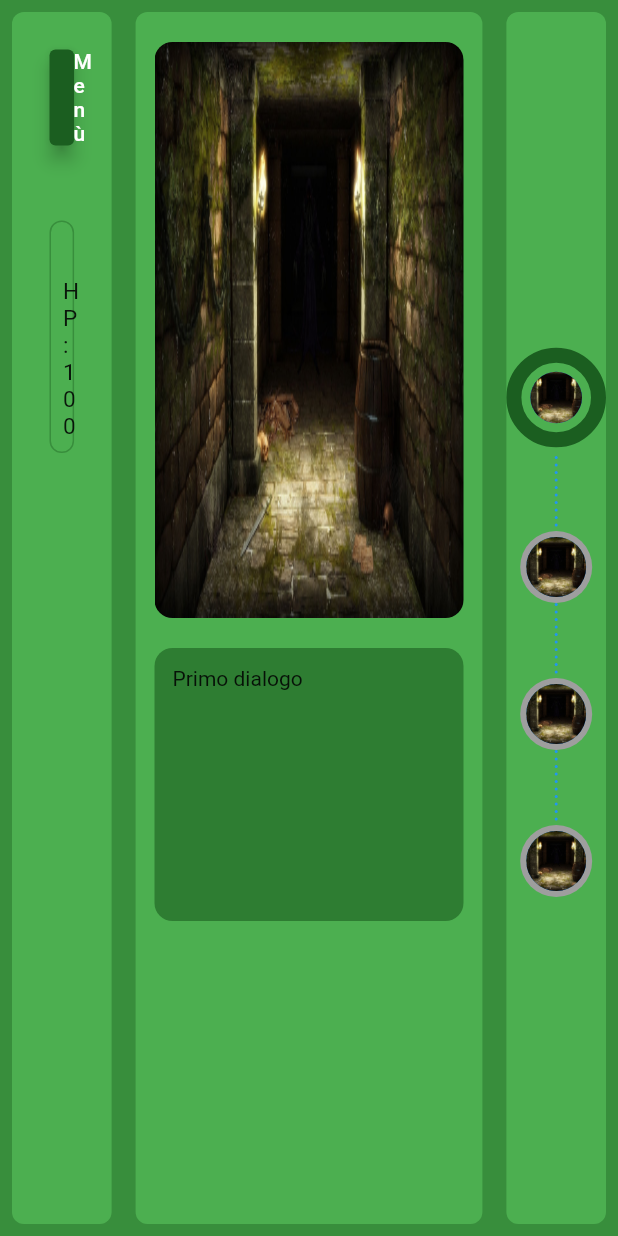
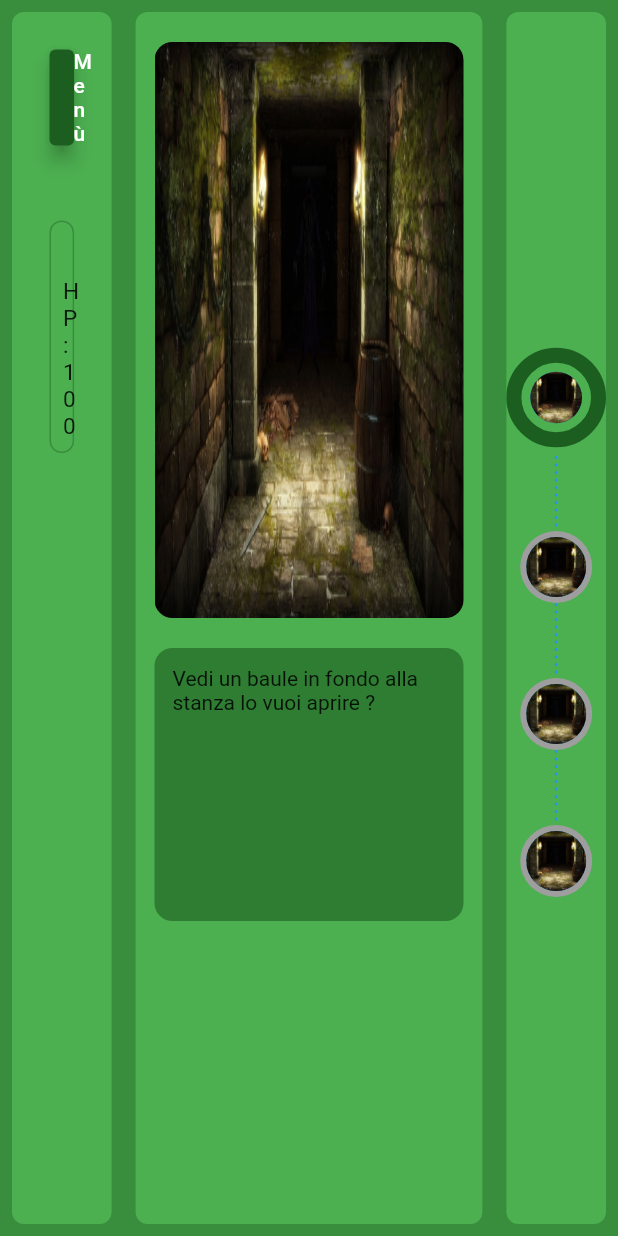
Before and after one commit to GiuseppeDaidone/IngSwUnibg21, a Flutter app: the PaginaGiocatore screen opened directly, on a phone screen of 412 x 824 dp. Run offline on Flutter 3.47's test engine with Material 2 defaults, Android fonts, the light colour scheme and no system bars; our stand-ins replace google_fonts, im_stepper.

Commit message:
multiple questions fix

```diff
--- a/codice/lib/database/domandeDB.dart
+++ b/codice/lib/database/domandeDB.dart
@@ -1,9 +1,15 @@
+import 'dart:math';
+
 import 'package:codice/model/domanda.dart';
 
 // Liste da cui vengono pescate le domande
 // le risposte vanno da 2 a 4
 
 class DomandeDB {
+  Domanda getDomanda() {
+    return listaDomande[Random().nextInt(listaDomande.length)];
+  }
+
   List<Domanda> listaDomande = [
     Domanda(
       Difficolta.FACILE,
--- a/codice/lib/database/esplorazioneDB.dart
+++ b/codice/lib/database/esplorazioneDB.dart
@@ -23,8 +23,8 @@ class EsplorazioneDB {
         )
       ],
       dialogoEsplorazione: [
-        {"Primo dialogo": false},
-        {"Secondo Dialogo": true}
+        {"Vedi un baule in fondo alla stanza lo vuoi aprire ?": false},
+        {"Secondo Dialogo": true},
       ],
       immaginiSfondo: ["images/dun.jpg", "images/homegif.gif"],
     )
--- a/codice/lib/database/nemicoDB.dart
+++ b/codice/lib/database/nemicoDB.dart
@@ -22,7 +22,7 @@ class NemicoDB {
         {"Sei pronto alla domanda?": false},
         {"testo domanda": true},
         {"ed ora?": false},
-        {"ecco un altra domanda": true},
+        {"testo domanda 2": true},
         {"bravo 30": false}
       ],
       // Prendo domande dal database !! stare attenti che ci sia coerenza con il numero di domande indicato nel dialogoCombattimento!!
--- a/codice/lib/main.dart
+++ b/codice/lib/main.dart
@@ -1,8 +1,6 @@
-import 'package:codice/screens/pagina%20giocatore/pagina_giocatore.dart';
 import 'package:codice/screens/pagina%20home/pagina_home.dart';
 import 'package:flutter/material.dart';
 import 'package:provider/provider.dart';
-
 import 'model/partita.dart';
 
 // flutter run -d chrome --web-renderer html
```
Also changed, not shown: codice/lib/model/nemico.dart (+12 -1 lines), codice/lib/screens/pagina finale/pagina_finale.dart (+8 -3 lines), codice/lib/screens/pagina giocatore/prima colonna/oggetto_list_tile.dart (+8 -0 lines).
